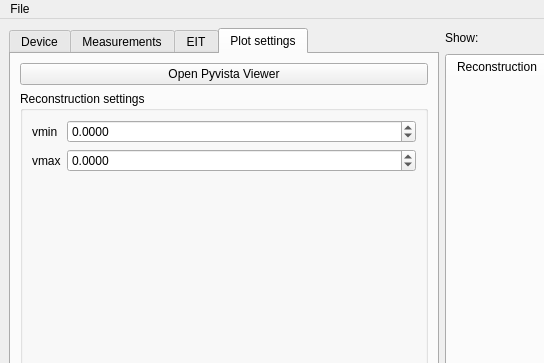
First picture: the form in eit_app/gui.ui, repository DavidMetzIMT/eit_app, before the edit; both pictures show x 0 to 544 and y 0 to 363 of the 1280 by 746 pixel window.
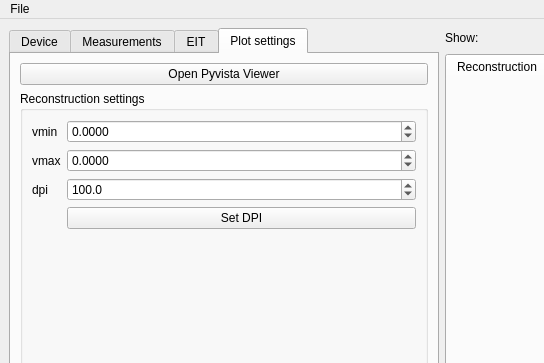
Second picture: the form after the edit. Icons and pictures are not drawn.

Patch:
```diff
--- a/eit_app/gui.ui
+++ b/eit_app/gui.ui
@@ -1996,6 +1996,39 @@
                </property>
               </widget>
              </item>
+             <item row="2" column="1">
+              <widget class="QDoubleSpinBox" name="dsB_dpi_rec">
+               <property name="decimals">
+                <number>1</number>
+               </property>
+               <property name="minimum">
+                <double>0.100000000000000</double>
+               </property>
+               <property name="maximum">
+                <double>200.000000000000000</double>
+               </property>
+               <property name="singleStep">
+                <double>0.100000000000000</double>
+               </property>
+               <property name="value">
+                <double>100.000000000000000</double>
+               </property>
+              </widget>
+             </item>
+             <item row="2" column="0">
+              <widget class="QLabel" name="lab_dpi_rec">
+               <property name="text">
+                <string>dpi</string>
+               </property>
+              </widget>
+             </item>
+             <item row="3" column="1">
+              <widget class="QPushButton" name="pB_set_dpi">
+               <property name="text">
+                <string>Set DPI</string>
+               </property>
+              </widget>
+             </item>
             </layout>
            </item>
           </layout>
```
Left out of the diff: 2 changed lines with no effect on the pictures.
